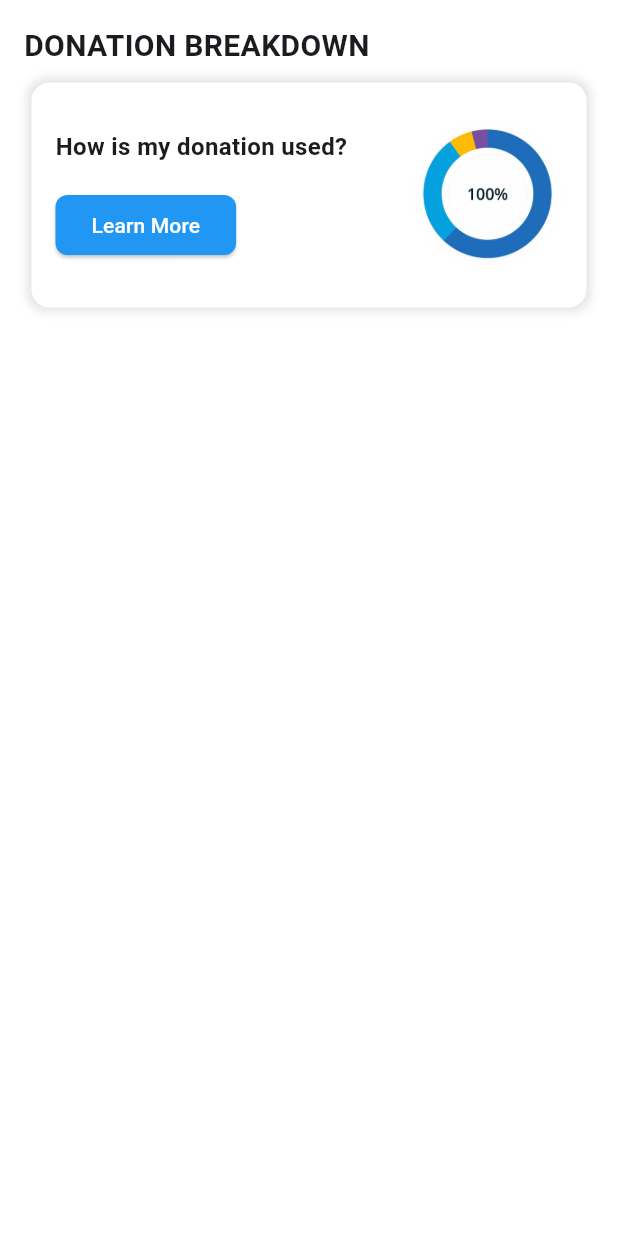
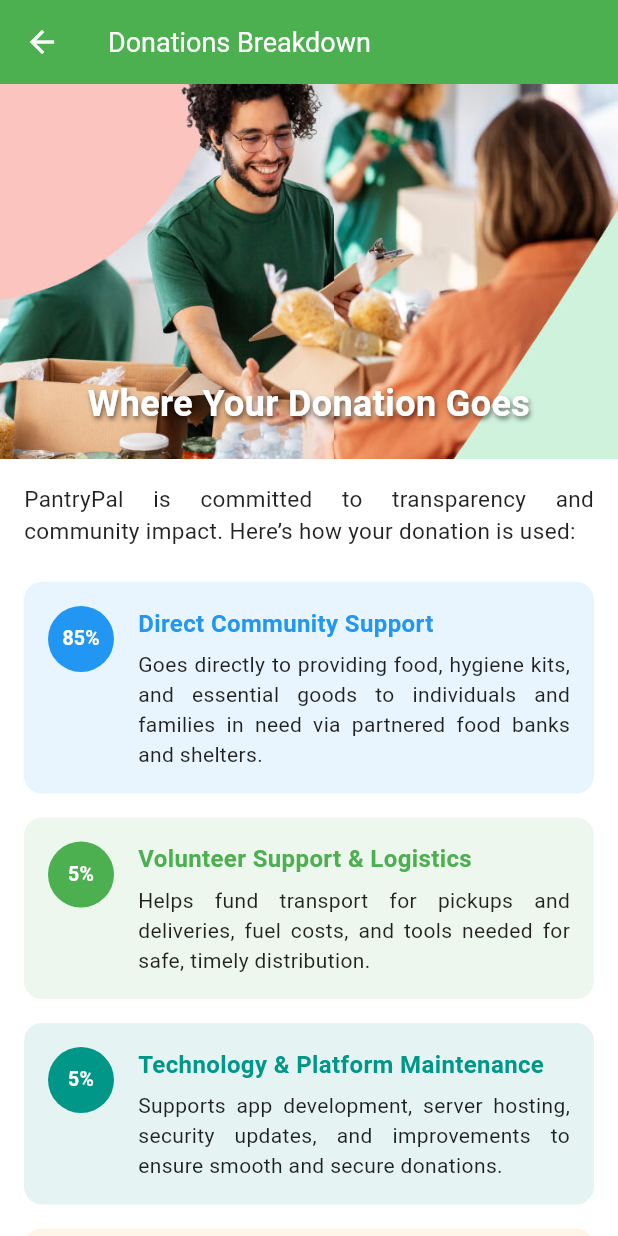
Before and after one commit to Pantrypal-App/Pantrypal, a Flutter app: the DonationBreakdownSection widget shown alone on an empty page, opened directly, after a tap on "Learn More", on a phone screen of 412 x 824 dp. Run offline on Flutter 3.47's test engine with Material 3 defaults, Android fonts, the phone set to English and light mode, and no system bars; our stand-ins replace awesome_bottom_bar, carousel_slider, cloud_firestore, firebase_auth, firebase_core, firebase_storage and 5 more; accounts and stored records are empty; network calls fail.

Commit message:
add donation breakdown

```diff
--- a/lib/pages/Home_page.dart
+++ b/lib/pages/Home_page.dart
@@ -12,6 +12,7 @@ import 'gamification_page.dart';
 import 'dart:async';
 import 'dart:convert';
 import 'package:http/http.dart' as http;
+import 'donationbreakdown.dart';
 
 void main() {
   runApp(PantryPalApp());
@@ -739,7 +740,12 @@ class DonationBreakdownSection extends StatelessWidget {
                         SizedBox(height: 17),
                         ElevatedButton(
                           onPressed: () {
-                            // Add navigation or action here
+                            Navigator.push(
+                              context,
+                              MaterialPageRoute(
+                                  builder: (context) =>
+                                      DonationBreakdownPage()),
+                            );
                           },
                           child: Text("Learn More"),
                           style: ElevatedButton.styleFrom(
--- /dev/null
+++ b/lib/pages/donationbreakdown.dart
@@ -0,0 +1,162 @@
+import 'package:flutter/material.dart';
+
+void main() {
+  runApp(MaterialApp(
+    debugShowCheckedModeBanner: false,
+    home: DonationBreakdownPage(),
+  ));
+}
+
+class DonationBreakdownPage extends StatelessWidget {
+  @override
+  Widget build(BuildContext context) {
+    return Scaffold(
+      appBar: AppBar(
+        backgroundColor: Colors.green,
+        title: Text(
+          'Donations Breakdown',
+          style: TextStyle(fontSize: 18), // smaller title
+        ),
+      ),
+      body: SingleChildScrollView(
+        child: Column(
+          children: [
+            // Image with overlay text
+            Stack(
+              children: [
+                Image.asset(
+                  'lib/images/donation breakdown.jpg', // <-- replace with your image path
+                  width: double.infinity,
+                  height: 250,
+                  fit: BoxFit.cover,
+                ),
+                Positioned(
+                  bottom: 20,
+                  left: 20,
+                  right: 20,
+                  child: Text(
+                    'Where Your Donation Goes',
+                    textAlign: TextAlign.center,
+                    style: TextStyle(
+                      fontSize: 24,
+                      fontWeight: FontWeight.bold,
+                      color: Colors.white,
+                      shadows: [
+                        Shadow(
+                          blurRadius: 4,
+                          color: Colors.black54,
+                          offset: Offset(1, 2),
+                        ),
+                      ],
+                    ),
+                  ),
+                ),
+              ],
+            ),
+
+            // Justified introduction text
+            Padding(
+              padding: const EdgeInsets.all(16.0),
+              child: Text(
+                'PantryPal is committed to transparency and community impact. Here’s how your donation is used:',
+                style: TextStyle(fontSize: 15, color: Colors.black87),
+                textAlign: TextAlign.justify,
+              ),
+            ),
+
+            // All donation sections
+            _buildDonationSection(
+              color: Colors.blue,
+              percentage: '85%',
+              title: 'Direct Community Support',
+              description:
+                  'Goes directly to providing food, hygiene kits, and essential goods to individuals and families in need via partnered food banks and shelters.',
+            ),
+            _buildDonationSection(
+              color: Colors.green,
+              percentage: '5%',
+              title: 'Volunteer Support & Logistics',
+              description:
+                  'Helps fund transport for pickups and deliveries, fuel costs, and tools needed for safe, timely distribution.',
+            ),
+            _buildDonationSection(
+              color: Colors.teal,
+              percentage: '5%',
+              title: 'Technology & Platform Maintenance',
+              description:
+                  'Supports app development, server hosting, security updates, and improvements to ensure smooth and secure donations.',
+            ),
+            _buildDonationSection(
+              color: Colors.orange,
+              percentage: '3%',
+              title: 'Community Engagement & Education',
+              description:
+                  'Funds local awareness campaigns, community training on resource sharing, and digital literacy programs to reach underserved groups.',
+            ),
+            _buildDonationSection(
+              color: Colors.purple,
+              percentage: '2%',
+              title: 'Administrative & Compliance',
+              description:
+                  'Covers basic administrative expenses such as legal compliance, data protection, and reporting to ensure donor accountability.',
+            ),
+
+            SizedBox(height: 30),
+          ],
+        ),
+      ),
+    );
+  }
+
+  Widget _buildDonationSection({
+    required Color color,
+    required String percentage,
+    required String title,
+    required String description,
+  }) {
+    return Container(
+      margin: EdgeInsets.symmetric(horizontal: 16, vertical: 8),
+      padding: EdgeInsets.all(16),
+      decoration: BoxDecoration(
+        color: color.withOpacity(0.1),
+        borderRadius: BorderRadius.circular(12),
+      ),
+      child: Row(
+        crossAxisAlignment: CrossAxisAlignment.start,
+        children: [
+          CircleAvatar(
+            backgroundColor: color,
+            radius: 22,
+            child: Text(
+              percentage,
+              style: TextStyle(
+                color: Colors.white,
+                fontWeight: FontWeight.bold,
+                fontSize: 13,
+              ),
+            ),
+          ),
+          SizedBox(width: 16),
+          Expanded(
+            child: Column(
+              crossAxisAlignment: CrossAxisAlignment.start,
+              children: [
+                Text(
+                  title,
+                  style:
+                      TextStyle(fontSize: 16, fontWeight: FontWeight.bold, color: color),
+                ),
+                SizedBox(height: 6),
+                Text(
+                  description,
+                  textAlign: TextAlign.justify,
+                  style: TextStyle(fontSize: 14, color: Colors.black87),
+                ),
+              ],
+            ),
+          ),
+        ],
+      ),
+    );
+  }
+}
```
Also changed, not shown: lib/images/donation breakdown.jpg (added), 4 other files.
